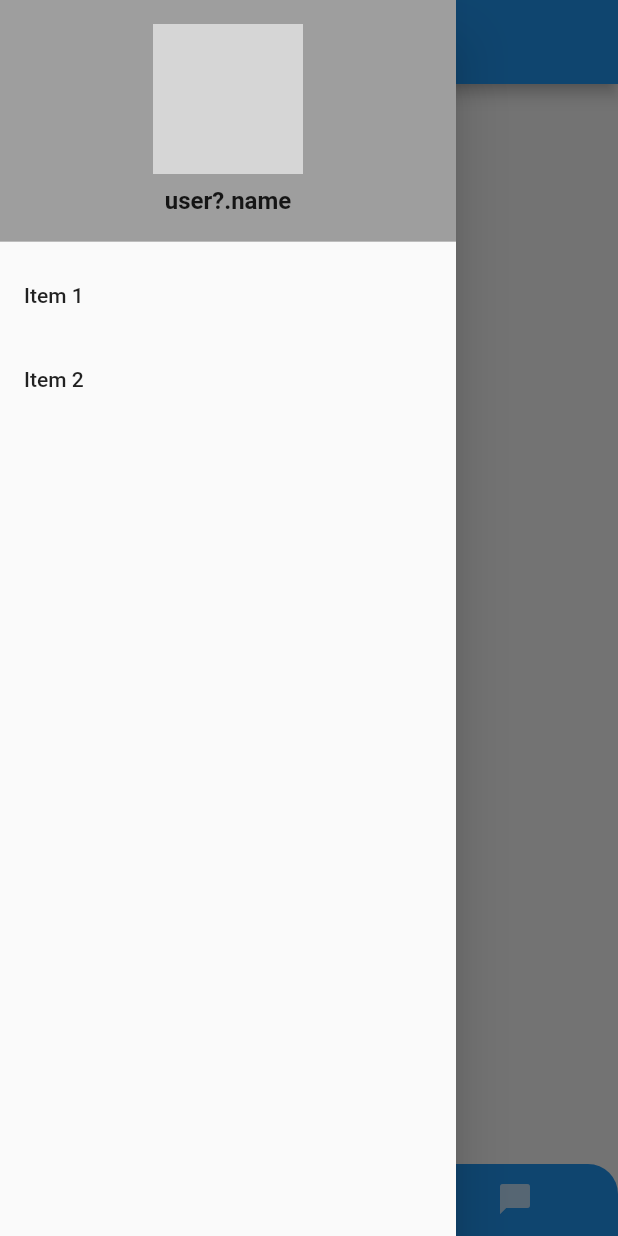
After one commit to irabertulfo/pet_buddy, a Flutter app: the HomeClientScreen screen opened directly, in the side drawer, after a tap on the "add" icon, on a phone screen of 412 x 824 dp. The commit adds this screen. Run offline on Flutter 3.47's test engine with Material 2 defaults, Android fonts, the phone set to English and light mode, and no system bars; our stand-ins replace cloud_firestore, firebase_auth, firebase_core, firebase_storage, google_sign_in, image_picker and 1 more; accounts and stored records are empty; network calls fail; grey boxes are pictures that could not be loaded.

Commit message:
[FEATURE] HomePage for Client

```diff
--- a/lib/constants/texts.dart
+++ b/lib/constants/texts.dart
@@ -21,3 +21,6 @@ const String signUpSuccessful = "Signed-up successfully!";
 const String vagueError = "An error occurred. Please try again later.";
 const String gmailNotRegistered =
     "Sign in with Google failed. Please register your GMail";
+
+// Home
+const String appTitle = "Pet Buddy";
--- a/lib/controller/login/login_controller.dart
+++ b/lib/controller/login/login_controller.dart
@@ -9,7 +9,9 @@ import 'package:pet_buddy/constants/texts.dart';
 import 'package:pet_buddy/model/user_model.dart';
 import 'package:pet_buddy/utils/firebase_storage.dart';
 import 'package:pet_buddy/utils/firestore_database.dart';
+import 'package:pet_buddy/utils/page_transition.dart';
 import 'package:pet_buddy/utils/toast.dart';
+import 'package:pet_buddy/view/home/client/home_client_screen.dart';
 
 class LoginController {
   final FirebaseAuth _auth = FirebaseAuth.instance;
@@ -41,6 +43,19 @@ class LoginController {
         );
 
         userSingleton.setUser(loggedInUser);
+
+        if (userSingleton.user?.userType == "user") {
+          PageTransition.pushRightNavigation(context, HomeClientScreen());
+          Toast.show(context,
+              "Login success! Welcome ${userSingleton.user?.firstName}.");
+        } else if (userSingleton.user?.userType == "admin") {
+          PageTransition.pushRightNavigation(context, HomeClientScreen());
+          Toast.show(context,
+              "Admin login success! Welcome ${userSingleton.user?.firstName}.");
+        } else {
+          Toast.show(context,
+              "User error. User has incomplete details. Please sign-up.");
+        }
       }
     } catch (error) {
       if (error is FirebaseAuthException) {
@@ -123,6 +138,19 @@ class LoginController {
           );
 
           userSingleton.setUser(loggedInUser);
+
+          if (userSingleton.user?.userType == "user") {
+            PageTransition.pushRightNavigation(context, HomeClientScreen());
+            Toast.show(context,
+                "Login success! Welcome ${userSingleton.user?.firstName}.");
+          } else if (userSingleton.user?.userType == "admin") {
+            PageTransition.pushRightNavigation(context, HomeClientScreen());
+            Toast.show(context,
+                "Admin login success! Welcome ${userSingleton.user?.firstName}.");
+          } else {
+            Toast.show(context,
+                "User error. User has incomplete details. Please sign-up.");
+          }
         }
       }
     } catch (error) {
--- a/lib/utils/firebase_storage.dart
+++ b/lib/utils/firebase_storage.dart
@@ -14,4 +14,17 @@ class FirebaseStorageService {
       throw Exception('Failed to upload file');
     }
   }
+
+  Future<String> getImageDownloadUrl(imagePath) async {
+    try {
+      Reference storageReference =
+          FirebaseStorage.instance.ref().child(imagePath);
+      final downloadUrl = await storageReference.getDownloadURL();
+      return downloadUrl;
+    } catch (e) {
+      print('Error getting image download URL: $e');
+      // Return a placeholder URL or some default image URL in case of an error.
+      return "YOUR_PLACEHOLDER_URL_OR_DEFAULT_IMAGE_URL";
+    }
+  }
 }
--- /dev/null
+++ b/lib/view/home/client/client_tab_bar.dart
@@ -0,0 +1,90 @@
+import 'package:flutter/material.dart';
+
+class ClientTabBar extends StatefulWidget {
+  const ClientTabBar({Key? key}) : super(key: key);
+
+  @override
+  ClientTabBarState createState() => ClientTabBarState();
+}
+
+class ClientTabBarState extends State<ClientTabBar>
+    with SingleTickerProviderStateMixin {
+  late TabController _tabController;
+
+  @override
+  void initState() {
+    super.initState();
+    _tabController = TabController(length: 3, vsync: this);
+  }
+
+  @override
+  void dispose() {
+    _tabController.dispose();
+    super.dispose();
+  }
+
+  @override
+  Widget build(BuildContext context) {
+    return Column(
+      children: [
+        Expanded(
+          child: Stack(
+            children: [
+              TabBarView(
+                controller: _tabController,
+                children: [
+                  Center(
+                    child: Text(
+                      "Appointment History",
+                      style: Theme.of(context).textTheme.displaySmall,
+                    ),
+                  ),
+                  Center(
+                    child: Text(
+                      "Appointments",
+                      style: Theme.of(context).textTheme.displaySmall,
+                    ),
+                  ),
+                  Center(
+                    child: Text(
+                      "Chat Bot",
+                      style: Theme.of(context).textTheme.displaySmall,
+                    ),
+                  ),
+                ],
+              ),
+              Align(
+                alignment: Alignment.bottomCenter,
+                child: Padding(
+                  padding: const EdgeInsets.only(bottom: 16.0),
+                  child: FloatingActionButton(
+                    onPressed: () {},
+                    child: const Icon(Icons.add),
+                  ),
+                ),
+              ),
+            ],
+          ),
+        ),
+        Container(
+          decoration: const BoxDecoration(
+            color: Colors.blue,
+            borderRadius: BorderRadius.only(
+              topLeft: Radius.circular(20),
+              topRight: Radius.circular(20),
+            ),
+          ),
+          child: TabBar(
+            controller: _tabController,
+            tabs: const [
+              Tab(icon: Icon(Icons.history_outlined)),
+              Tab(icon: Icon(Icons.calendar_month_outlined)),
+              Tab(icon: Icon(Icons.chat_bubble_outlined)),
+            ],
+            indicatorColor: Colors.white,
+          ),
+        ),
+      ],
+    );
+  }
+}
--- /dev/null
+++ b/lib/view/home/client/home_client_screen.dart
@@ -0,0 +1,104 @@
+import 'package:flutter/material.dart';
+import 'package:pet_buddy/constants/texts.dart';
+import 'package:pet_buddy/model/user_model.dart';
+import 'package:pet_buddy/utils/firebase_storage.dart';
+import 'package:pet_buddy/view/home/client/client_tab_bar.dart';
+import 'package:pet_buddy/view/home/client/profile-photo.dart';
+
+class HomeClientScreen extends StatefulWidget {
+  HomeClientScreen({Key? key}) : super(key: key);
+
+  @override
+  State<HomeClientScreen> createState() => _HomeClientScreenState();
+}
+
+class _HomeClientScreenState extends State<HomeClientScreen> {
+  final GlobalKey<ScaffoldState> _scaffoldKey = GlobalKey<ScaffoldState>();
+
+  UserModel? user = UserSingleton().user;
+
+  FirebaseStorageService firebaseStorage = FirebaseStorageService();
+  Future<String>? imageUrlFuture;
+
+  @override
+  void initState() {
+    super.initState();
+    imageUrlFuture =
+        firebaseStorage.getImageDownloadUrl(user?.profileImagePath);
+  }
+
+  @override
+  Widget build(BuildContext context) {
+    return Scaffold(
+      key: _scaffoldKey,
+      appBar: AppBar(
+        title: const Text(appTitle),
+        leading: IconButton(
+          icon: const Icon(Icons.menu),
+          onPressed: () {
+            _scaffoldKey.currentState?.openDrawer();
+          },
+        ),
+      ),
+      body: const ClientTabBar(),
+      drawer: Drawer(
+        child: ListView(
+          padding: EdgeInsets.zero,
+          children: <Widget>[
+            FutureBuilder<String>(
+              future: imageUrlFuture,
+              builder: (context, snapshot) {
+                if (snapshot.connectionState == ConnectionState.waiting) {
+                  // While the future is loading, show a circular progress indicator
+                  return DrawerHeader(
+                    decoration: BoxDecoration(
+                      color: Colors.grey,
+                    ),
+                    child: Center(
+                      child: CircularProgressIndicator(),
+                    ),
+                  );
+                } else if (snapshot.hasError) {
+                  // If there's an error, display an error message
+                  return DrawerHeader(
+                    decoration: BoxDecoration(
+                      color: Colors.grey,
+                    ),
+                    child: Text('Error: ${snapshot.error}'),
+                  );
+                } else {
+                  // If the future completed successfully, build the drawer header with the profile picture
+                  final imageUrl = snapshot.data;
+                  return DrawerHeader(
+                    decoration: BoxDecoration(
+                      color: Colors.grey,
+                    ),
+                    child: ProfilePicture(
+                      imageUrl: imageUrl ?? "",
+                      name: "user?.name" ?? "Guest",
+                    ),
+                  );
+                }
+              },
+            ),
+            ListTile(
+              title: Text('Item 1'),
+              onTap: () {
+                // Handle item 1 tap
+                Navigator.pop(context); // Close the drawer
+              },
+            ),
+            ListTile(
+              title: Text('Item 2'),
+              onTap: () {
+                // Handle item 2 tap
+                Navigator.pop(context); // Close the drawer
+              },
+            ),
+            // Add more ListTile widgets for other drawer items as needed
+          ],
+        ),
+      ),
+    );
+  }
+}
--- /dev/null
+++ b/lib/view/home/client/profile-photo.dart
@@ -0,0 +1,39 @@
+import 'package:flutter/material.dart';
+
+class ProfilePicture extends StatelessWidget {
+  final String imageUrl;
+  final String name;
+  final double imageSize;
+  final double nameFontSize;
+
+  const ProfilePicture({
+    this.imageUrl = "",
+    this.name = "",
+    this.imageSize = 100.0,
+    this.nameFontSize = 16.0,
+  });
+
+  @override
+  Widget build(BuildContext context) {
+    return Column(
+      children: [
+        Container(
+          width: imageSize,
+          height: imageSize,
+          decoration: BoxDecoration(
+            shape: BoxShape.circle,
+            image: DecorationImage(
+              image: NetworkImage(imageUrl),
+              fit: BoxFit.cover,
+            ),
+          ),
+        ),
+        const SizedBox(height: 8.0),
+        Text(
+          name,
+          style: TextStyle(fontSize: nameFontSize, fontWeight: FontWeight.bold),
+        ),
+      ],
+    );
+  }
+}
```
